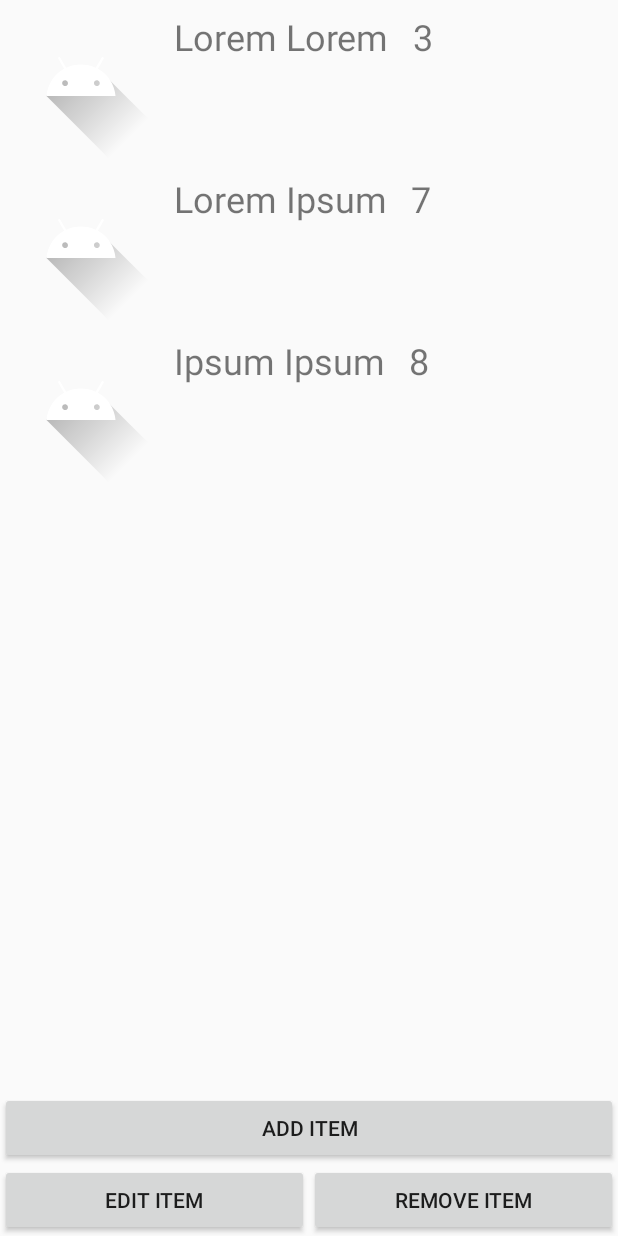
After one commit to ThomasKramp/Smart-Backpack, an Android app: the fragment ListFragment shown on its own in the app's theme, on a phone screen of 412 x 824 dp. The commit adds this screen. Run offline under Robolectric (Android 15) with nearby library versions, the phone set to English and light mode, and no system bars.

Commit message:
List Fragment re-Implementation

```diff
--- a/SmartBackpack/app/build.gradle
+++ b/SmartBackpack/app/build.gradle
@@ -35,6 +35,7 @@ dependencies
     implementation 'androidx.gridlayout:gridlayout:1.0.0'
     implementation 'com.google.android.material:material:1.3.0'
     implementation 'androidx.viewpager:viewpager:1.0.0'
+    implementation 'androidx.legacy:legacy-support-v4:1.0.0'
     testImplementation 'junit:junit:4.12'
     androidTestImplementation 'androidx.test.ext:junit:1.1.2'
     androidTestImplementation 'androidx.test.espresso:espresso-core:3.3.0'
--- a/SmartBackpack/app/src/main/java/com/example/smartbackpack/List/ItemActivity.java
+++ b/SmartBackpack/app/src/main/java/com/example/smartbackpack/List/ItemActivity.java
@@ -18,6 +18,7 @@ public class ItemActivity extends AppCompatActivity {
     public static final String Name = "Name";
     public static final String Amount = "Amount";
     public static final String IntentType = "IntentType";
+    public static final int Result_Ok = RESULT_OK;
 
     String type = "";
     EditText mIndexInput;
--- a/SmartBackpack/app/src/main/java/com/example/smartbackpack/List/ListAdapter.java
+++ b/SmartBackpack/app/src/main/java/com/example/smartbackpack/List/ListAdapter.java
@@ -1,11 +1,13 @@
 package com.example.smartbackpack.List;
 
+import android.content.Context;
 import android.util.Log;
 import android.view.LayoutInflater;
 import android.view.View;
 import android.view.ViewGroup;
 
 import androidx.annotation.NonNull;
+import androidx.fragment.app.ListFragment;
 import androidx.recyclerview.widget.RecyclerView;
 
 import com.example.smartbackpack.ListActivity;
@@ -19,7 +21,7 @@ public class ListAdapter extends RecyclerView.Adapter<ListViewHolder> {
 
     LayoutInflater mInflater;
 
-    public ListAdapter(ListActivity listActivity, ArrayList<ListItem> items) {
+    public ListAdapter(Context listActivity, ArrayList<ListItem> items) {
         mInflater = LayoutInflater.from(listActivity);
         this.items = items;
     }
--- /dev/null
+++ b/SmartBackpack/app/src/main/java/com/example/smartbackpack/ListFragment.java
@@ -0,0 +1,129 @@
+package com.example.smartbackpack;
+
+import android.content.Intent;
+import android.os.Bundle;
+
+import androidx.annotation.MainThread;
+import androidx.annotation.Nullable;
+import androidx.fragment.app.Fragment;
+import androidx.recyclerview.widget.LinearLayoutManager;
+import androidx.recyclerview.widget.RecyclerView;
+
+import android.view.LayoutInflater;
+import android.view.View;
+import android.view.ViewGroup;
+import android.widget.Toast;
+
+import com.example.smartbackpack.List.ItemActivity;
+import com.example.smartbackpack.List.ListAdapter;
+import com.example.smartbackpack.List.ListItem;
+
+import java.util.ArrayList;
+
+public class ListFragment extends Fragment {
+
+    private static final String TAG = "ListActivity";
+    public static final int TEXT_REQUEST = 1;
+
+    ArrayList<ListItem> items = new ArrayList<>();
+    ListAdapter mAdapter;
+    RecyclerView mRecyclerView;
+
+    public ListFragment() {
+        // Required empty public constructor
+    }
+
+    @Override
+    public View onCreateView(LayoutInflater inflater, ViewGroup container,
+                             Bundle savedInstanceState) {
+        View view = inflater.inflate(R.layout.fragment_list, container, false);
+
+        items.add(new ListItem(R.drawable.ic_launcher_foreground, "Lorem Lorem", 3));
+        items.add(new ListItem(R.drawable.ic_launcher_foreground, "Lorem Ipsum", 7));
+        items.add(new ListItem(R.drawable.ic_launcher_foreground, "Ipsum Ipsum", 8));
+
+        mRecyclerView = view.findViewById(R.id.list_scroller);
+        mAdapter = new ListAdapter(getContext(), items);
+        mRecyclerView.setAdapter(mAdapter);
+        mRecyclerView.setLayoutManager(new LinearLayoutManager(getContext()));
+
+        view.findViewById(R.id.list_add_button).setOnClickListener(new View.OnClickListener() {
+            @Override
+            public void onClick(View v) {
+                Intent intent = new Intent(getContext(), ItemActivity.class);
+                intent.putExtra(ItemActivity.IntentType, "Add");
+                startActivityForResult(intent, TEXT_REQUEST);
+            }
+        });
+
+        view.findViewById(R.id.list_edit_button).setOnClickListener(new View.OnClickListener() {
+            @Override
+            public void onClick(View v) {
+                Intent intent = new Intent(getContext(), ItemActivity.class);
+                intent.putExtra(ItemActivity.IntentType, "Edit");
+                startActivityForResult(intent, TEXT_REQUEST);
+            }
+        });
+
+        view.findViewById(R.id.list_remove_button).setOnClickListener(new View.OnClickListener() {
+            @Override
+            public void onClick(View v) {
+                Intent intent = new Intent(getContext(), ItemActivity.class);
+                intent.putExtra(ItemActivity.IntentType, "Remove");
+                startActivityForResult(intent, TEXT_REQUEST);
+            }
+        });
+
+        return view;
+    }
+
+    @Override
+    public void onActivityResult(int requestCode, int resultCode, @Nullable Intent data)
+    {
+        super.onActivityResult(requestCode, resultCode, data);
+        if (requestCode == TEXT_REQUEST) {
+            if (resultCode == ItemActivity.Result_Ok)
+            {
+                String intentType = data.getStringExtra(ItemActivity.IntentType);
+                // Toast.makeText(this, intentType, Toast.LENGTH_SHORT).show();
+
+                int index = data.getIntExtra(ItemActivity.Index, -1);
+                String name = data.getStringExtra(ItemActivity.Name);
+                int amount = data.getIntExtra(ItemActivity.Amount, 0);
+
+                if (intentType.equals("Add")) AddItem(index, name, amount);
+                else if (intentType.equals("Edit")) EditItem(index, name, amount);
+                else if (intentType.equals("Remove")) RemoveItem(index, name);
+            }
+        }
+    }
+
+    public void AddItem(int index, String name, int amount) {
+        if (index == -1) index = items.size();
+        if (name.equals("")) name = "No name given";
+        if (amount == 0) amount = 1;
+        items.add(index, new ListItem(R.drawable.ic_launcher_foreground, name, amount));
+        mAdapter.notifyItemInserted(index);
+    }
+
+    public void EditItem(int index, String name, int amount) {
+        ListItem item = items.get(index);
+        if (!name.equals("")) item.setName(name);
+        if (!(amount == 0)) item.setAmount(amount);
+        items.set(index, item);
+        mAdapter.notifyItemChanged(index);
+    }
+
+    public void RemoveItem(int index, String name) {
+        if (!name.equals("") && index == -1) {
+            for (ListItem item: items) {
+                if (item.getName().equals(name)) index = items.indexOf(item);
+            }
+        }
+        if (index >= 0) {
+            items.remove(index);
+            mAdapter.notifyItemRemoved(index);
+        }
+        else Toast.makeText(getContext(), name + " not in list", Toast.LENGTH_LONG).show();
+    }
+}
--- /dev/null
+++ b/SmartBackpack/app/src/main/res/layout/fragment_list.xml
@@ -0,0 +1,50 @@
+<?xml version="1.0" encoding="utf-8"?>
+<androidx.constraintlayout.widget.ConstraintLayout xmlns:android="http://schemas.android.com/apk/res/android"
+    xmlns:app="http://schemas.android.com/apk/res-auto"
+    xmlns:tools="http://schemas.android.com/tools"
+    android:layout_width="match_parent"
+    android:layout_height="match_parent"
+    tools:context=".ListActivity">
+
+    <androidx.recyclerview.widget.RecyclerView
+        android:id="@+id/list_scroller"
+        android:layout_width="match_parent"
+        android:layout_height="0dp"
+        app:layout_constraintBottom_toTopOf="@id/list_add_button"
+        app:layout_constraintTop_toTopOf="parent">
+
+    </androidx.recyclerview.widget.RecyclerView>
+
+    <Button
+        android:id="@+id/list_add_button"
+        android:layout_width="0dp"
+        android:layout_height="wrap_content"
+        android:text="@string/add_item"
+        app:layout_constraintEnd_toEndOf="parent"
+        app:layout_constraintStart_toStartOf="parent"
+        app:layout_constraintTop_toBottomOf="@+id/list_scroller"/>
+
+    <Button
+        android:id="@+id/list_edit_button"
+        android:layout_width="0dp"
+        android:layout_height="wrap_content"
+        android:text="@string/edit_item"
+        app:layout_constraintBottom_toBottomOf="parent"
+        app:layout_constraintStart_toStartOf="parent"
+        app:layout_constraintHorizontal_bias="0.5"
+        app:layout_constraintEnd_toStartOf="@id/list_remove_button"
+        app:layout_constraintTop_toBottomOf="@id/list_add_button"
+        />
+
+    <Button
+        android:id="@+id/list_remove_button"
+        android:layout_width="0dp"
+        android:layout_height="wrap_content"
+        android:text="@string/remove_item"
+        app:layout_constraintBottom_toBottomOf="parent"
+        app:layout_constraintEnd_toEndOf="parent"
+        app:layout_constraintHorizontal_bias="0.5"
+        app:layout_constraintStart_toEndOf="@id/list_edit_button"
+        app:layout_constraintTop_toBottomOf="@id/list_add_button" />
+
+</androidx.constraintlayout.widget.ConstraintLayout>
--- a/SmartBackpack/app/src/main/res/values/strings.xml
+++ b/SmartBackpack/app/src/main/res/values/strings.xml
@@ -10,4 +10,8 @@
     <string name="add_item">Add Item</string>
     <string name="remove_item">Remove Item</string>
     <string name="edit_item">Edit Item</string>
+    <string name="TabLabel1">Home</string>
+    <string name="TabLabel2">Moisture</string>
+    <string name="TabLabel3">Weight</string>
+    <string name="TabLabel4">List</string>
 </resources>
```
Also changed, not shown: SmartBackpack/app/src/main/java/com/example/smartbackpack/HomeFragment.java (added, +24 -0 lines), SmartBackpack/app/src/main/java/com/example/smartbackpack/MainActivity.java (+46 -23 lines), SmartBackpack/app/src/main/java/com/example/smartbackpack/MoistureActivity.java (deleted, +0 -14 lines), SmartBackpack/app/src/main/java/com/example/smartbackpack/MoistureFragment.java (added, +23 -0 lines), SmartBackpack/app/src/main/java/com/example/smartbackpack/PagerAdapter.java (added, +40 -0 lines), SmartBackpack/app/src/main/java/com/example/smartbackpack/WeightActivity.java (deleted, +0 -37 lines), SmartBackpack/app/src/main/java/com/example/smartbackpack/WeightFragment.java (added, +25 -0 lines), SmartBackpack/app/src/main/res/layout/fragment_home.xml (added, +14 -0 lines), SmartBackpack/app/src/main/res/layout/fragment_weight.xml (added, +27 -0 lines), SmartBackpack/app/src/main/res/layout/fragment_moisture.xml (renamed from SmartBackpack/app/src/main/res/layout/activity_moisture.xml).
